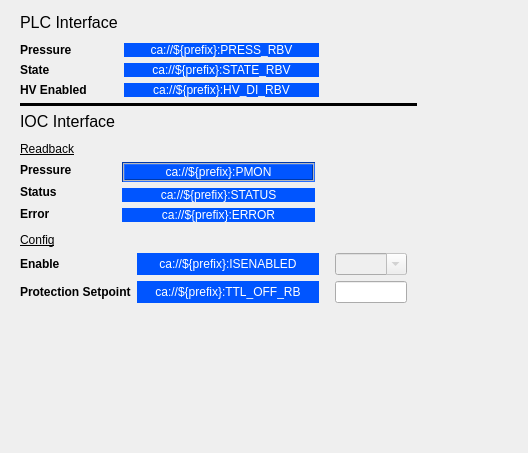
Above: pcdswidgets/ui/vacuum/pump_screens/PIPCombined/detailed.ui from pcdshub/pcdswidgets before the change. Below: the same form after it.
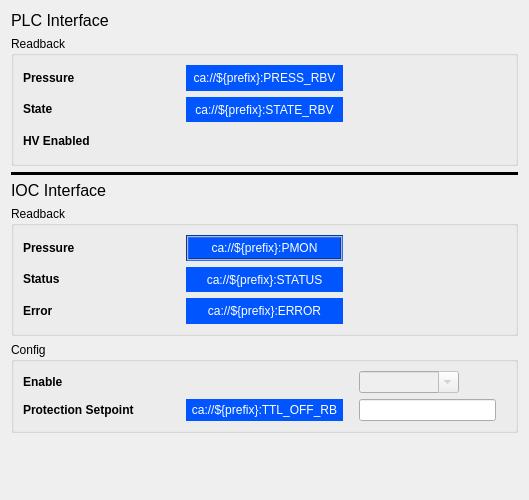
That is the form after the change. Custom widgets are drawn as their Qt base class.

Commit message: formatting screens better

```diff
--- a/pcdswidgets/ui/vacuum/pump_screens/PIPCombined/detailed.ui
+++ b/pcdswidgets/ui/vacuum/pump_screens/PIPCombined/detailed.ui
@@ -6,8 +6,8 @@
    <rect>
     <x>0</x>
     <y>0</y>
-    <width>528</width>
-    <height>453</height>
+    <width>529</width>
+    <height>500</height>
    </rect>
   </property>
   <property name="sizePolicy">
@@ -19,57 +19,258 @@
   <property name="windowTitle">
    <string>Form</string>
   </property>
-  <widget class="QWidget" name="widget" native="true">
-   <property name="geometry">
-    <rect>
-     <x>10</x>
-     <y>10</y>
-     <width>501</width>
-     <height>421</height>
-    </rect>
-   </property>
+  <property name="toolTip">
+   <string notr="true"/>
+  </property>
+  <layout class="QVBoxLayout" name="verticalLayout_6">
+   <item>
+    <widget class="PyDMLabel" name="PyDMLabel">
+     <property name="maximumSize">
+      <size>
+       <width>16777215</width>
+       <height>40</height>
+      </size>
+     </property>
+     <property name="font">
+      <font>
+       <pointsize>12</pointsize>
+      </font>
+     </property>
+     <property name="toolTip">
+      <string/>
+     </property>
+     <property name="text">
+      <string>PLC Interface</string>
+     </property>
+    </widget>
+   </item>
+   <item>
+    <widget class="QGroupBox" name="groupBox">
    <property name="sizePolicy">
-    <sizepolicy hsizetype="MinimumExpanding" vsizetype="MinimumExpanding">
+      <sizepolicy hsizetype="Preferred" vsizetype="Preferred">
      <horstretch>0</horstretch>
      <verstretch>0</verstretch>
     </sizepolicy>
    </property>
-   <widget class="QWidget" name="gridLayoutWidget">
-    <property name="geometry">
-     <rect>
-      <x>10</x>
-      <y>3</y>
-      <width>471</width>
-      <height>401</height>
-     </rect>
-    </property>
-    <layout class="QGridLayout" name="gridLayout" rowstretch="0,0,0,0,0,0,0,0,0,0,0,0,0">
-     <property name="sizeConstraint">
-      <enum>QLayout::SetFixedSize</enum>
+     <property name="minimumSize">
+      <size>
+       <width>0</width>
+       <height>130</height>
+      </size>
+     </property>
+     <property name="title">
+      <string>Readback</string>
      </property>
-     <item row="6" column="0">
-      <spacer name="verticalSpacer_2">
+     <layout class="QVBoxLayout" name="verticalLayout">
+      <item>
+       <layout class="QHBoxLayout" name="horizontalLayout_3" stretch="1,1,1">
+        <item>
+         <layout class="QVBoxLayout" name="verticalLayout_4">
+          <item>
+           <widget class="PyDMLabel" name="PyDMLabel_6">
+            <property name="toolTip">
+             <string/>
+            </property>
+            <property name="text">
+             <string>&lt;html&gt;&lt;head/&gt;&lt;body&gt;&lt;p&gt;&lt;span style=&quot; font-weight:600;&quot;&gt;Pressure&lt;/span&gt;&lt;/p&gt;&lt;/body&gt;&lt;/html&gt;</string>
+            </property>
+            <property name="textFormat">
+             <enum>Qt::RichText</enum>
+            </property>
+           </widget>
+          </item>
+          <item>
+           <widget class="PyDMLabel" name="PyDMLabel_7">
+            <property name="toolTip">
+             <string/>
+            </property>
+            <property name="text">
+             <string>&lt;html&gt;&lt;head/&gt;&lt;body&gt;&lt;p&gt;&lt;span style=&quot; font-weight:600;&quot;&gt;State&lt;/span&gt;&lt;/p&gt;&lt;/body&gt;&lt;/html&gt;</string>
+            </property>
+            <property name="textFormat">
+             <enum>Qt::RichText</enum>
+            </property>
+           </widget>
+          </item>
+          <item>
+           <widget class="PyDMLabel" name="PyDMLabel_8">
+            <property name="toolTip">
+             <string/>
+            </property>
+            <property name="text">
+             <string>&lt;html&gt;&lt;head/&gt;&lt;body&gt;&lt;p&gt;&lt;span style=&quot; font-weight:600;&quot;&gt;HV Enabled&lt;/span&gt;&lt;/p&gt;&lt;/body&gt;&lt;/html&gt;</string>
+            </property>
+            <property name="textFormat">
+             <enum>Qt::RichText</enum>
+            </property>
+           </widget>
+          </item>
+         </layout>
+        </item>
+        <item>
+         <layout class="QVBoxLayout" name="verticalLayout_9">
+          <item>
+           <widget class="PyDMLabel" name="PLC_Pressure_2">
+            <property name="toolTip">
+             <string/>
+            </property>
+            <property name="styleSheet">
+             <string notr="true">background-color: rgb(0, 85, 255);
+color: rgb(255, 255, 255);</string>
+            </property>
+            <property name="text">
+             <string>ca://${prefix}:PRESS_RBV</string>
+            </property>
+            <property name="alignment">
+             <set>Qt::AlignCenter</set>
+            </property>
+            <property name="precisionFromPV">
+             <bool>false</bool>
+            </property>
+            <property name="channel">
+             <string>ca://${prefix}:PRESS_RBV</string>
+            </property>
+            <property name="displayFormat">
+             <enum>PyDMLabel::Exponential</enum>
+            </property>
+           </widget>
+          </item>
+          <item>
+           <widget class="PyDMLabel" name="PLC_State_2">
+            <property name="toolTip">
+             <string/>
+            </property>
+            <property name="styleSheet">
+             <string notr="true">background-color: rgb(0, 85, 255);
+color: rgb(255, 255, 255);</string>
+            </property>
+            <property name="text">
+             <string>ca://${prefix}:STATE_RBV</string>
+            </property>
+            <property name="alignment">
+             <set>Qt::AlignCenter</set>
+            </property>
+            <property name="channel">
+             <string>ca://${prefix}:STATE_RBV</string>
+            </property>
+           </widget>
+          </item>
+          <item>
+           <widget class="PyDMByteIndicator" name="PyDMByteIndicator_2">
+            <property name="toolTip">
+             <string/>
+            </property>
+            <property name="channel">
+             <string>ca://${prefix}:HV_DI_RBV</string>
+            </property>
+            <property name="showLabels">
+             <bool>false</bool>
+            </property>
+            <property name="circles">
+             <bool>true</bool>
+            </property>
+           </widget>
+          </item>
+         </layout>
+        </item>
+        <item>
+         <layout class="QVBoxLayout" name="verticalLayout_10">
+          <item>
+           <widget class="PyDMLabel" name="PyDMLabel_4">
+            <property name="toolTip">
+             <string/>
+            </property>
+            <property name="text">
+             <string/>
+            </property>
+           </widget>
+          </item>
+          <item>
+           <widget class="PyDMLabel" name="PyDMLabel_5">
+            <property name="toolTip">
+             <string/>
+            </property>
+            <property name="text">
+             <string/>
+            </property>
+           </widget>
+          </item>
+          <item>
+           <widget class="PyDMLabel" name="PyDMLabel_3">
+            <property name="toolTip">
+             <string/>
+            </property>
+            <property name="text">
+             <string/>
+            </property>
+           </widget>
+          </item>
+         </layout>
+        </item>
+       </layout>
+      </item>
+     </layout>
+    </widget>
+   </item>
+   <item>
+    <widget class="Line" name="line">
+     <property name="frameShadow">
+      <enum>QFrame::Plain</enum>
+     </property>
+     <property name="lineWidth">
+      <number>3</number>
+     </property>
        <property name="orientation">
-        <enum>Qt::Vertical</enum>
-       </property>
-       <property name="sizeType">
-        <enum>QSizePolicy::Fixed</enum>
-       </property>
-       <property name="sizeHint" stdset="0">
+      <enum>Qt::Horizontal</enum>
+     </property>
+    </widget>
+   </item>
+   <item>
+    <widget class="PyDMLabel" name="PyDMLabel_2">
+     <property name="maximumSize">
         <size>
-         <width>20</width>
-         <height>5</height>
-        </size>
-       </property>
-      </spacer>
-     </item>
-     <item row="8" column="0">
-      <layout class="QHBoxLayout" name="horizontalLayout_2" stretch="1,2,1">
+       <width>16777215</width>
+       <height>40</height>
+      </size>
+     </property>
+     <property name="font">
+      <font>
+       <pointsize>12</pointsize>
+      </font>
+     </property>
+     <property name="toolTip">
+      <string/>
+     </property>
+     <property name="text">
+      <string>IOC Interface</string>
+     </property>
+    </widget>
+   </item>
+   <item>
+    <widget class="QGroupBox" name="groupBox_2">
+     <property name="sizePolicy">
+      <sizepolicy hsizetype="Preferred" vsizetype="Preferred">
+       <horstretch>0</horstretch>
+       <verstretch>0</verstretch>
+      </sizepolicy>
+     </property>
+     <property name="minimumSize">
+      <size>
+       <width>0</width>
+       <height>130</height>
+      </size>
+     </property>
+     <property name="title">
+      <string>Readback</string>
+     </property>
+     <layout class="QVBoxLayout" name="verticalLayout_2">
+      <item>
+       <layout class="QHBoxLayout" name="horizontalLayout_5" stretch="1,1,1">
        <property name="sizeConstraint">
         <enum>QLayout::SetDefaultConstraint</enum>
        </property>
        <item>
-        <layout class="QVBoxLayout" name="verticalLayout_7">
+         <layout class="QVBoxLayout" name="verticalLayout_14">
          <item>
           <widget class="PyDMLabel" name="PyDMLabel_10">
            <property name="toolTip">
@@ -112,7 +313,7 @@
         </layout>
        </item>
        <item>
-        <layout class="QVBoxLayout" name="verticalLayout_8">
+         <layout class="QVBoxLayout" name="verticalLayout_15">
          <item>
           <widget class="PyDMLabel" name="IOC_Pressure">
            <property name="toolTip">
@@ -194,161 +395,99 @@
         </layout>
        </item>
        <item>
+         <layout class="QVBoxLayout" name="verticalLayout_5">
+          <property name="leftMargin">
+           <number>10</number>
+          </property>
+          <property name="rightMargin">
+           <number>10</number>
+          </property>
+          <item>
+           <widget class="PyDMLabel" name="PyDMLabel_17">
+            <property name="maximumSize">
+             <size>
+              <width>16777215</width>
+              <height>76</height>
+             </size>
+            </property>
+            <property name="toolTip">
+             <string/>
+            </property>
+            <property name="text">
+             <string/>
+            </property>
+            <property name="alignment">
+             <set>Qt::AlignCenter</set>
+            </property>
+            <property name="channel">
+             <string/>
+            </property>
+           </widget>
+          </item>
+          <item>
+           <widget class="PyDMLabel" name="PyDMLabel_21">
+            <property name="maximumSize">
+             <size>
+              <width>16777215</width>
+              <height>76</height>
+             </size>
+            </property>
+            <property name="toolTip">
+             <string/>
+            </property>
+            <property name="text">
+             <string/>
+            </property>
+            <property name="alignment">
+             <set>Qt::AlignCenter</set>
+            </property>
+            <property name="channel">
+             <string/>
+            </property>
+           </widget>
+          </item>
+          <item>
+           <widget class="PyDMLabel" name="PyDMLabel_18">
+            <property name="maximumSize">
+             <size>
+              <width>16777215</width>
+              <height>76</height>
+             </size>
+            </property>
+            <property name="toolTip">
+             <string/>
+            </property>
+            <property name="text">
+             <string/>
+            </property>
+            <property name="alignment">
+             <set>Qt::AlignCenter</set>
+            </property>
+            <property name="channel">
+             <string/>
+            </property>
+           </widget>
+          </item>
+         </layout>
+        </item>
+       </layout>
+      </item>
+     </layout>
+    </widget>
+   </item>
+   <item>
+    <widget class="QGroupBox" name="groupBox_3">
+     <property name="title">
+      <string>Config</string>
+     </property>
         <layout class="QVBoxLayout" name="verticalLayout_3">
-         <property name="leftMargin">
-          <number>10</number>
-         </property>
-         <property name="rightMargin">
-          <number>10</number>
-         </property>
          <item>
-          <widget class="PyDMLabel" name="PyDMLabel_16">
-           <property name="maximumSize">
-            <size>
-             <width>16777215</width>
-             <height>76</height>
-            </size>
-           </property>
-           <property name="toolTip">
-            <string/>
-           </property>
-           <property name="text">
-            <string/>
-           </property>
-           <property name="alignment">
-            <set>Qt::AlignCenter</set>
-           </property>
-           <property name="channel">
-            <string/>
-           </property>
-          </widget>
-         </item>
-         <item>
-          <widget class="PyDMLabel" name="PyDMLabel_20">
-           <property name="maximumSize">
-            <size>
-             <width>16777215</width>
-             <height>76</height>
-            </size>
-           </property>
-           <property name="toolTip">
-            <string/>
-           </property>
-           <property name="text">
-            <string/>
-           </property>
-           <property name="alignment">
-            <set>Qt::AlignCenter</set>
-           </property>
-           <property name="channel">
-            <string/>
-           </property>
-          </widget>
-         </item>
-         <item>
-          <widget class="PyDMLabel" name="PyDMLabel_14">
-           <property name="maximumSize">
-            <size>
-             <width>16777215</width>
-             <height>76</height>
-            </size>
-           </property>
-           <property name="toolTip">
-            <string/>
-           </property>
-           <property name="text">
-            <string/>
-           </property>
-           <property name="alignment">
-            <set>Qt::AlignCenter</set>
-           </property>
-           <property name="channel">
-            <string/>
-           </property>
-          </widget>
-         </item>
-        </layout>
-       </item>
-      </layout>
-     </item>
-     <item row="1" column="0">
-      <widget class="PyDMLabel" name="PyDMLabel">
-       <property name="maximumSize">
-        <size>
-         <width>16777215</width>
-         <height>40</height>
-        </size>
-       </property>
-       <property name="font">
-        <font>
-         <pointsize>12</pointsize>
-        </font>
-       </property>
-       <property name="toolTip">
-        <string/>
-       </property>
-       <property name="text">
-        <string>PLC Interface</string>
-       </property>
-      </widget>
-     </item>
-     <item row="10" column="0">
-      <widget class="QLabel" name="label_2">
-       <property name="sizePolicy">
-        <sizepolicy hsizetype="Preferred" vsizetype="Fixed">
-         <horstretch>0</horstretch>
-         <verstretch>0</verstretch>
-        </sizepolicy>
-       </property>
-       <property name="text">
-        <string>&lt;html&gt;&lt;head/&gt;&lt;body&gt;&lt;p&gt;&lt;span style=&quot; text-decoration: underline;&quot;&gt;Config&lt;/span&gt;&lt;/p&gt;&lt;/body&gt;&lt;/html&gt;</string>
-       </property>
-      </widget>
-     </item>
-     <item row="7" column="0">
-      <widget class="QLabel" name="label">
-       <property name="sizePolicy">
-        <sizepolicy hsizetype="Preferred" vsizetype="Fixed">
-         <horstretch>0</horstretch>
-         <verstretch>0</verstretch>
-        </sizepolicy>
-       </property>
-       <property name="text">
-        <string>&lt;html&gt;&lt;head/&gt;&lt;body&gt;&lt;p&gt;&lt;span style=&quot; text-decoration: underline;&quot;&gt;Readback&lt;/span&gt;&lt;/p&gt;&lt;/body&gt;&lt;/html&gt;</string>
-       </property>
-       <property name="textFormat">
-        <enum>Qt::RichText</enum>
-       </property>
-      </widget>
-     </item>
-     <item row="5" column="0">
-      <widget class="PyDMLabel" name="PyDMLabel_2">
-       <property name="maximumSize">
-        <size>
-         <width>16777215</width>
-         <height>40</height>
-        </size>
-       </property>
-       <property name="font">
-        <font>
-         <pointsize>12</pointsize>
-        </font>
-       </property>
-       <property name="toolTip">
-        <string/>
-       </property>
-       <property name="text">
-        <string>IOC Interface</string>
-       </property>
-      </widget>
-     </item>
-     <item row="11" column="0">
-      <layout class="QHBoxLayout" name="horizontalLayout_4" stretch="1,2,1">
+       <layout class="QHBoxLayout" name="horizontalLayout_6" stretch="1,1,1">
        <property name="sizeConstraint">
         <enum>QLayout::SetDefaultConstraint</enum>
        </property>
        <item>
-        <layout class="QVBoxLayout" name="verticalLayout_11">
+         <layout class="QVBoxLayout" name="verticalLayout_16">
          <item>
           <widget class="PyDMLabel" name="PyDMLabel_26">
            <property name="toolTip">
@@ -378,22 +517,12 @@
         </layout>
        </item>
        <item>
-        <layout class="QVBoxLayout" name="verticalLayout_12">
+         <layout class="QVBoxLayout" name="verticalLayout_17">
          <item>
-          <widget class="PyDMLabel" name="IOC_Enable_RB_3">
+           <widget class="PyDMByteIndicator" name="PyDMByteIndicator_3">
            <property name="toolTip">
             <string/>
            </property>
-           <property name="styleSheet">
-            <string notr="true">background-color: rgb(0, 85, 255);
-color: rgb(255, 255, 255);</string>
-           </property>
-           <property name="text">
-            <string>ca://${prefix}:ISENABLED</string>
-           </property>
-           <property name="alignment">
-            <set>Qt::AlignCenter</set>
-           </property>
            <property name="channel">
             <string>ca://${prefix}:ISENABLED</string>
            </property>
@@ -425,7 +554,7 @@
         </layout>
        </item>
        <item>
-        <layout class="QVBoxLayout" name="verticalLayout_13">
+         <layout class="QVBoxLayout" name="verticalLayout_18">
          <property name="leftMargin">
           <number>10</number>
          </property>
@@ -483,190 +612,26 @@
        </item>
       </layout>
      </item>
-     <item row="12" column="0">
-      <spacer name="verticalSpacer_3">
-       <property name="orientation">
-        <enum>Qt::Vertical</enum>
-       </property>
-       <property name="sizeType">
-        <enum>QSizePolicy::Fixed</enum>
-       </property>
-       <property name="sizeHint" stdset="0">
-        <size>
-         <width>20</width>
-         <height>10</height>
-        </size>
-       </property>
-      </spacer>
-     </item>
-     <item row="4" column="0">
-      <widget class="Line" name="line">
-       <property name="frameShadow">
-        <enum>QFrame::Plain</enum>
-       </property>
-       <property name="lineWidth">
-        <number>3</number>
-       </property>
-       <property name="orientation">
-        <enum>Qt::Horizontal</enum>
-       </property>
-      </widget>
-     </item>
-     <item row="2" column="0">
-      <spacer name="verticalSpacer">
-       <property name="orientation">
-        <enum>Qt::Vertical</enum>
-       </property>
-       <property name="sizeType">
-        <enum>QSizePolicy::Fixed</enum>
-       </property>
-       <property name="sizeHint" stdset="0">
-        <size>
-         <width>20</width>
-         <height>5</height>
-        </size>
-       </property>
-      </spacer>
-     </item>
-     <item row="3" column="0">
-      <layout class="QHBoxLayout" name="horizontalLayout" stretch="1,2,1">
-       <item>
-        <layout class="QVBoxLayout" name="verticalLayout_2">
-         <item>
-          <widget class="PyDMLabel" name="PyDMLabel_4">
-           <property name="toolTip">
-            <string/>
-           </property>
-           <property name="text">
-            <string>&lt;html&gt;&lt;head/&gt;&lt;body&gt;&lt;p&gt;&lt;span style=&quot; font-weight:600;&quot;&gt;Pressure&lt;/span&gt;&lt;/p&gt;&lt;/body&gt;&lt;/html&gt;</string>
-           </property>
-           <property name="textFormat">
-            <enum>Qt::RichText</enum>
-           </property>
-          </widget>
-         </item>
-         <item>
-          <widget class="PyDMLabel" name="PyDMLabel_5">
-           <property name="toolTip">
-            <string/>
-           </property>
-           <property name="text">
-            <string>&lt;html&gt;&lt;head/&gt;&lt;body&gt;&lt;p&gt;&lt;span style=&quot; font-weight:600;&quot;&gt;State&lt;/span&gt;&lt;/p&gt;&lt;/body&gt;&lt;/html&gt;</string>
-           </property>
-           <property name="textFormat">
-            <enum>Qt::RichText</enum>
-           </property>
-          </widget>
-         </item>
-         <item>
-          <widget class="PyDMLabel" name="PyDMLabel_3">
-           <property name="toolTip">
-            <string/>
-           </property>
-           <property name="text">
-            <string>&lt;html&gt;&lt;head/&gt;&lt;body&gt;&lt;p&gt;&lt;span style=&quot; font-weight:600;&quot;&gt;HV Enabled&lt;/span&gt;&lt;/p&gt;&lt;/body&gt;&lt;/html&gt;</string>
-           </property>
-           <property name="textFormat">
-            <enum>Qt::RichText</enum>
-           </property>
-          </widget>
-         </item>
-        </layout>
-       </item>
-       <item>
-        <layout class="QVBoxLayout" name="verticalLayout_6">
-         <item>
-          <widget class="PyDMLabel" name="PLC_Pressure">
-           <property name="toolTip">
-            <string/>
-           </property>
-           <property name="styleSheet">
-            <string notr="true">background-color: rgb(0, 85, 255);
-color: rgb(255, 255, 255);</string>
-           </property>
-           <property name="text">
-            <string>ca://${prefix}:PRESS_RBV</string>
-           </property>
-           <property name="alignment">
-            <set>Qt::AlignCenter</set>
-           </property>
-           <property name="precisionFromPV">
-            <bool>false</bool>
-           </property>
-           <property name="channel">
-            <string>ca://${prefix}:PRESS_RBV</string>
-           </property>
-           <property name="displayFormat">
-            <enum>PyDMLabel::Exponential</enum>
-           </property>
+     </layout>
           </widget>
          </item>
          <item>
-          <widget class="PyDMLabel" name="PLC_State">
-           <property name="toolTip">
-            <string/>
-           </property>
-           <property name="styleSheet">
-            <string notr="true">background-color: rgb(0, 85, 255);
-color: rgb(255, 255, 255);</string>
-           </property>
-           <property name="text">
-            <string>ca://${prefix}:STATE_RBV</string>
-           </property>
-           <property name="alignment">
-            <set>Qt::AlignCenter</set>
-           </property>
-           <property name="channel">
-            <string>ca://${prefix}:STATE_RBV</string>
-           </property>
-          </widget>
-         </item>
-         <item>
-          <widget class="PyDMLabel" name="PLC_HV_DI">
-           <property name="toolTip">
-            <string/>
-           </property>
-           <property name="styleSheet">
-            <string notr="true">background-color: rgb(0, 85, 255);
-color: rgb(255, 255, 255);</string>
-           </property>
-           <property name="text">
-            <string>ca://${prefix}:HV_DI_RBV</string>
-           </property>
-           <property name="alignment">
-            <set>Qt::AlignCenter</set>
-           </property>
-           <property name="channel">
-            <string>ca://${prefix}:HV_DI_RBV</string>
-           </property>
-          </widget>
-         </item>
-        </layout>
-       </item>
-       <item>
-        <layout class="QVBoxLayout" name="verticalLayout_5"/>
-       </item>
-      </layout>
-     </item>
-     <item row="9" column="0">
-      <spacer name="verticalSpacer_4">
+    <spacer name="verticalSpacer_2">
        <property name="orientation">
         <enum>Qt::Vertical</enum>
        </property>
        <property name="sizeType">
-        <enum>QSizePolicy::Fixed</enum>
+      <enum>QSizePolicy::Expanding</enum>
        </property>
        <property name="sizeHint" stdset="0">
         <size>
          <width>20</width>
-         <height>5</height>
+       <height>40</height>
         </size>
        </property>
       </spacer>
      </item>
     </layout>
-   </widget>
-  </widget>
  </widget>
  <customwidgets>
   <customwidget>
@@ -674,6 +639,11 @@
    <extends>QLabel</extends>
    <header>pydm.widgets.label</header>
   </customwidget>
+  <customwidget>
+   <class>PyDMByteIndicator</class>
+   <extends>QWidget</extends>
+   <header>pydm.widgets.byte</header>
+  </customwidget>
   <customwidget>
    <class>PyDMEnumComboBox</class>
    <extends>QComboBox</extends>
```
Left out of the diff: 28 changed lines with no effect on the pictures. Lines whose indentation alone changed are shown as unchanged. The commit also changes 2 other files.
